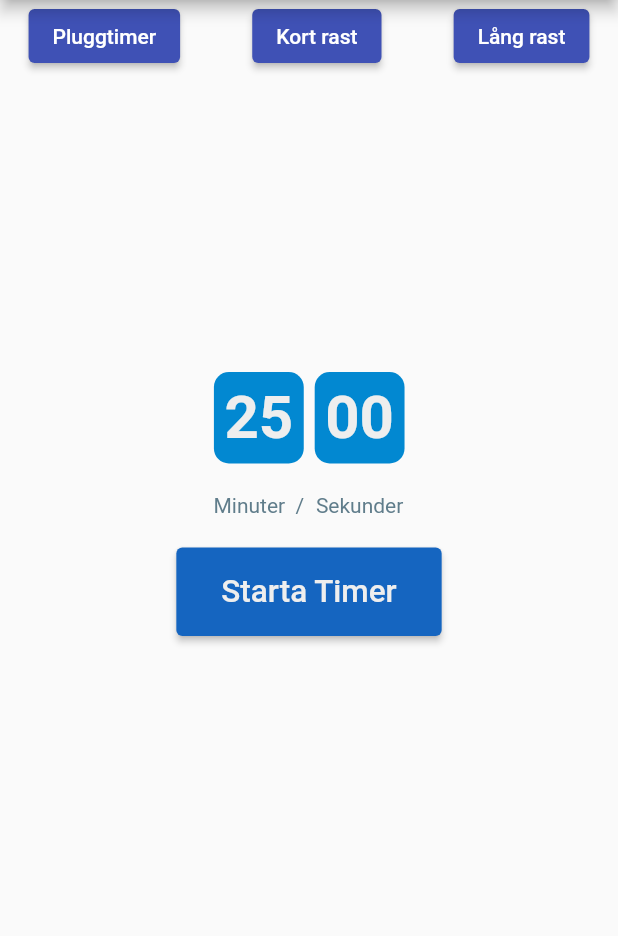
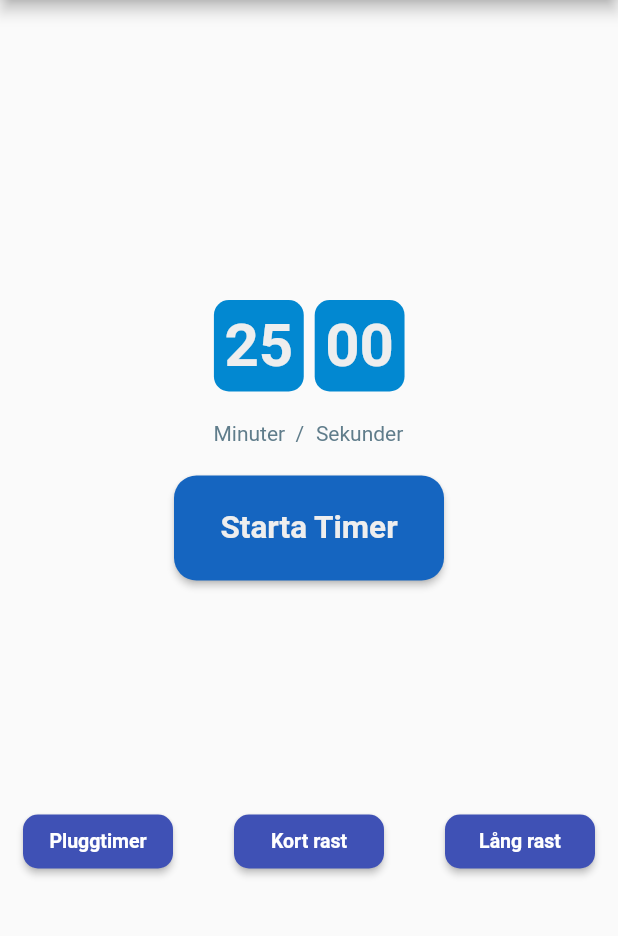
Before and after one commit to gu-tig169-ht21/Grupp-3, a Flutter app: the screen it shows after launch, after a tap on "PLUGGA", on a phone screen of 412 x 824 dp, the part 84-1020 px from its top. Run offline on Flutter 3.47's test engine with Material 2 defaults, Android fonts, the phone set to English and light mode, and no system bars; our stand-ins replace cloud_firestore, firebase_core, firebase_messaging, firebase_storage; accounts and stored records are empty.

Commit message:
Fix med knappar timer

```diff
--- a/lib/views/homepageview.dart
+++ b/lib/views/homepageview.dart
@@ -30,7 +30,7 @@ class HomePage extends StatelessWidget {
                       fontSize: 18, fontWeight: FontWeight.bold),
                   fixedSize: const Size(180, 70),
                   shape: RoundedRectangleBorder(
-                      borderRadius: BorderRadius.circular(50))),
+                      borderRadius: BorderRadius.circular(15))),
             ),
             Container(height: 35),
             ElevatedButton(
@@ -44,7 +44,7 @@ class HomePage extends StatelessWidget {
                       fontSize: 18, fontWeight: FontWeight.bold),
                   fixedSize: const Size(180, 70),
                   shape: RoundedRectangleBorder(
-                      borderRadius: BorderRadius.circular(50))),
+                      borderRadius: BorderRadius.circular(15))),
             ),
           ],
         ),
--- a/lib/views/timerviews/firsttimerview.dart
+++ b/lib/views/timerviews/firsttimerview.dart
@@ -77,7 +77,6 @@ class _FirstTimerView extends State<FirstTimerView> {
       body: Center(
         child: Column(
           children: [
-            timerNavigationWidget(context),
             SizedBox(
               height: 200,
             ),
@@ -86,6 +85,10 @@ class _FirstTimerView extends State<FirstTimerView> {
               height: 20,
             ),
             stopWidget(),
+            SizedBox(
+              height: 150,
+            ),
+            timerNavigationWidget(context),
           ],
         ),
       ),
--- a/lib/views/timerviews/timerbuttons.dart
+++ b/lib/views/timerviews/timerbuttons.dart
@@ -19,11 +19,14 @@ class MainTimerButton extends StatelessWidget {
   Widget build(BuildContext context) => ElevatedButton(
         style: ElevatedButton.styleFrom(
             primary: backgroundColor,
-            padding: EdgeInsets.symmetric(horizontal: 30, vertical: 17)),
+            fixedSize: const Size(180, 70),
+            shape: RoundedRectangleBorder(
+                borderRadius: BorderRadius.circular(15))),
         onPressed: onClicked,
         child: Text(
           text,
-          style: TextStyle(fontSize: 21, color: color),
+          style: TextStyle(
+              fontSize: 21, color: color, fontWeight: FontWeight.bold),
         ),
       );
 }
@@ -31,27 +34,42 @@ class MainTimerButton extends StatelessWidget {
 Widget timerNavigationWidget(context) {
   return Row(mainAxisAlignment: MainAxisAlignment.spaceEvenly, children: [
     ElevatedButton(
+      style: ElevatedButton.styleFrom(
+          fixedSize: const Size(100, 35),
+          shape:
+              RoundedRectangleBorder(borderRadius: BorderRadius.circular(10))),
       onPressed: () {
         Navigator.push(
             context, MaterialPageRoute(builder: (context) => FirstTimerView()));
       },
-      child: const Text('Pluggtimer'),
+      child: const Text('Pluggtimer',
+          style: TextStyle(fontSize: 13, fontWeight: FontWeight.w700)),
     ),
     Container(width: 10),
     ElevatedButton(
+      style: ElevatedButton.styleFrom(
+          fixedSize: const Size(100, 35),
+          shape:
+              RoundedRectangleBorder(borderRadius: BorderRadius.circular(10))),
       onPressed: () {
         Navigator.push(context,
             MaterialPageRoute(builder: (context) => SecondTimerView()));
       },
-      child: const Text('Kort rast'),
+      child: const Text('Kort rast',
+          style: TextStyle(fontSize: 13, fontWeight: FontWeight.w700)),
     ),
     Container(width: 10),
     ElevatedButton(
+      style: ElevatedButton.styleFrom(
+          fixedSize: const Size(100, 35),
+          shape:
+              RoundedRectangleBorder(borderRadius: BorderRadius.circular(10))),
       onPressed: () {
         Navigator.push(
             context, MaterialPageRoute(builder: (context) => ThirdTimerView()));
       },
-      child: const Text('Lång rast'),
+      child: const Text('Lång rast',
+          style: TextStyle(fontSize: 13, fontWeight: FontWeight.w700)),
     ),
   ]);
 }
```
